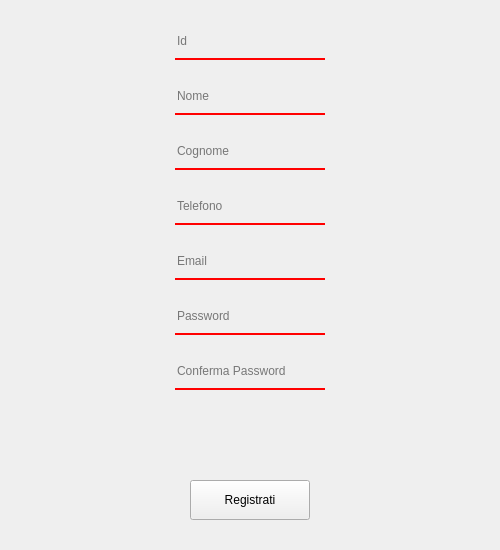
Before: the Qt Designer form projectIS/home/view/vistaregisterdipendente.ui in chritianchiappa/progetto_panificio, drawn with Qt 5.
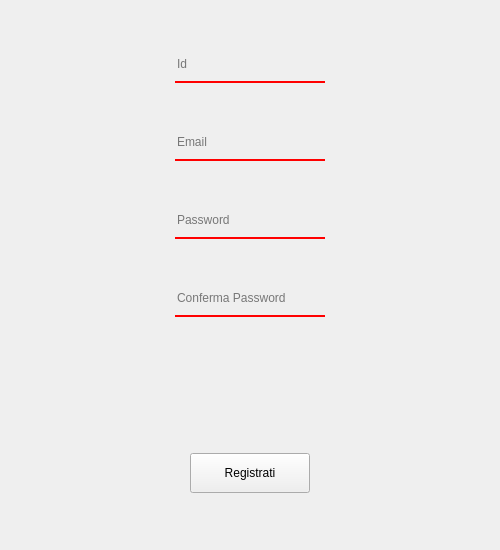
After: the same form once the commit is applied.

The edit to the form file:
```diff
--- a/projectIS/home/view/vistaregisterdipendente.ui
+++ b/projectIS/home/view/vistaregisterdipendente.ui
@@ -39,63 +39,6 @@
      </property>
     </widget>
    </item>
-   <item alignment="Qt::AlignHCenter">
-    <widget class="QLineEdit" name="nome">
-     <property name="minimumSize">
-      <size>
-       <width>150</width>
-       <height>30</height>
-      </size>
-     </property>
-     <property name="styleSheet">
-      <string notr="true">background-color: rgba(0,0,0,0);
-border:none;
-border-bottom:2px solid red;
-padding-bottom:7px;</string>
-     </property>
-     <property name="placeholderText">
-      <string>Nome</string>
-     </property>
-    </widget>
-   </item>
-   <item alignment="Qt::AlignHCenter">
-    <widget class="QLineEdit" name="cognome">
-     <property name="minimumSize">
-      <size>
-       <width>150</width>
-       <height>30</height>
-      </size>
-     </property>
-     <property name="styleSheet">
-      <string notr="true">background-color: rgba(0,0,0,0);
-border:none;
-border-bottom:2px solid red;
-padding-bottom:7px;</string>
-     </property>
-     <property name="placeholderText">
-      <string>Cognome</string>
-     </property>
-    </widget>
-   </item>
-   <item alignment="Qt::AlignHCenter">
-    <widget class="QLineEdit" name="telefono">
-     <property name="minimumSize">
-      <size>
-       <width>150</width>
-       <height>30</height>
-      </size>
-     </property>
-     <property name="styleSheet">
-      <string notr="true">background-color: rgba(0,0,0,0);
-border:none;
-border-bottom:2px solid red;
-padding-bottom:7px;</string>
-     </property>
-     <property name="placeholderText">
-      <string>Telefono</string>
-     </property>
-    </widget>
-   </item>
    <item alignment="Qt::AlignHCenter">
     <widget class="QLineEdit" name="email">
      <property name="minimumSize">
```
